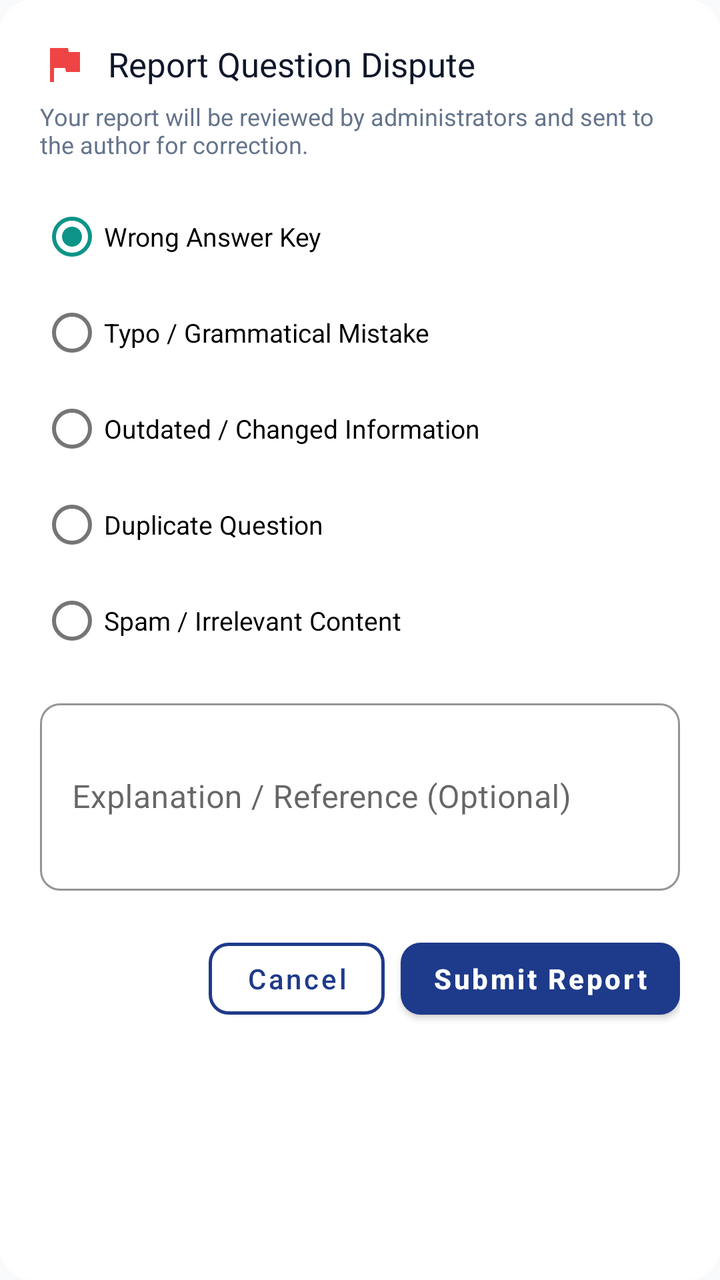
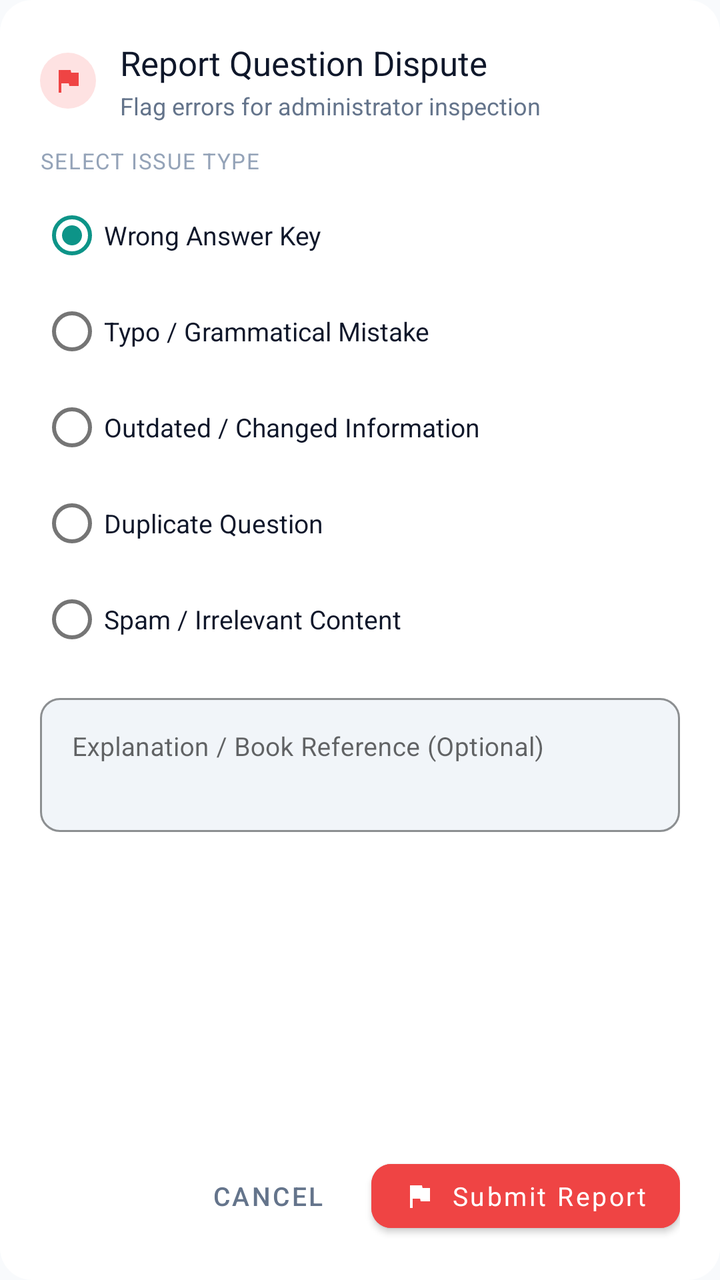

Compare the two renders of this Android layout. The source of the first and the diff that turns it into the second are given below.
<!-- AndroidManifest.xml: application theme Theme.GovtExamPrep -->
<!-- res/layout/dialog_report_question.xml -->
<?xml version="1.0" encoding="utf-8"?>
<LinearLayout xmlns:android="http://schemas.android.com/apk/res/android"
    xmlns:app="http://schemas.android.com/apk/res-auto"
    android:layout_width="match_parent"
    android:layout_height="wrap_content"
    android:background="@drawable/bg_dialog_rounded"
    android:orientation="vertical"
    android:padding="20dp">

    
    <LinearLayout
        android:layout_width="match_parent"
        android:layout_height="wrap_content"
        android:gravity="center_vertical"
        android:orientation="horizontal">

        <ImageView
            android:layout_width="24dp"
            android:layout_height="24dp"
            android:contentDescription="Report"
            app:srcCompat="@drawable/ic_flag"
            app:tint="@color/error" />

        <TextView
            android:layout_width="wrap_content"
            android:layout_height="wrap_content"
            android:layout_marginStart="10dp"
            android:fontFamily="sans-serif-bold"
            android:text="Report Question Dispute"
            android:textColor="@color/text_primary"
            android:textSize="17sp" />
    </LinearLayout>

    <TextView
        android:layout_width="wrap_content"
        android:layout_height="wrap_content"
        android:layout_marginTop="6dp"
        android:text="Your report will be reviewed by administrators and sent to the author for correction."
        android:textColor="@color/text_secondary"
        android:textSize="12sp" />

    
    <RadioGroup
        android:id="@+id/rgReportReasons"
        android:layout_width="match_parent"
        android:layout_height="wrap_content"
        android:layout_marginTop="14dp">

        <RadioButton
            android:id="@+id/rbWrongKey"
            android:layout_width="match_parent"
            android:layout_height="wrap_content"
            android:checked="true"
            android:text="Wrong Answer Key"
            android:textSize="13sp" />

        <RadioButton
            android:id="@+id/rbTypo"
            android:layout_width="match_parent"
            android:layout_height="wrap_content"
            android:text="Typo / Grammatical Mistake"
            android:textSize="13sp" />

        <RadioButton
            android:id="@+id/rbOutdated"
            android:layout_width="match_parent"
            android:layout_height="wrap_content"
            android:text="Outdated / Changed Information"
            android:textSize="13sp" />

        <RadioButton
            android:id="@+id/rbDuplicate"
            android:layout_width="match_parent"
            android:layout_height="wrap_content"
            android:text="Duplicate Question"
            android:textSize="13sp" />

        <RadioButton
            android:id="@+id/rbSpam"
            android:layout_width="match_parent"
            android:layout_height="wrap_content"
            android:text="Spam / Irrelevant Content"
            android:textSize="13sp" />
    </RadioGroup>

    
    <com.google.android.material.textfield.TextInputLayout
        style="@style/Widget.GovtExam.TextInputLayout"
        android:layout_width="match_parent"
        android:layout_height="wrap_content"
        android:layout_marginTop="12dp"
        android:hint="Explanation / Reference (Optional)">

        <com.google.android.material.textfield.TextInputEditText
            android:id="@+id/etReportNote"
            android:layout_width="match_parent"
            android:layout_height="wrap_content"
            android:inputType="textMultiLine"
            android:lines="3" />
    </com.google.android.material.textfield.TextInputLayout>

    
    <LinearLayout
        android:layout_width="match_parent"
        android:layout_height="wrap_content"
        android:layout_marginTop="20dp"
        android:gravity="end"
        android:orientation="horizontal">

        <Button
            android:id="@+id/btnCancelReport"
            style="@style/Widget.GovtExam.Button.Outlined"
            android:layout_width="wrap_content"
            android:layout_height="wrap_content"
            android:layout_marginEnd="8dp"
            android:text="@string/cancel" />

        <Button
            android:id="@+id/btnSubmitReport"
            style="@style/Widget.GovtExam.Button.Primary"
            android:layout_width="wrap_content"
            android:layout_height="wrap_content"
            android:text="Submit Report" />
    </LinearLayout>

</LinearLayout>
<!-- resources referenced by this layout -->
<resources>
  <color name="error">#EF4444</color>
  <color name="text_primary">#0F172A</color>
  <color name="text_secondary">#64748B</color>
  <!-- drawable bg_dialog_rounded (drawable) -->
  <?xml version="1.0" encoding="utf-8"?>
  <shape xmlns:android="http://schemas.android.com/apk/res/android"
      android:shape="rectangle">
      <solid android:color="@color/surface" />
      <corners android:radius="@dimen/corner_radius_lg" />
  </shape>
  <!-- drawable ic_flag (drawable) -->
  <vector xmlns:android="http://schemas.android.com/apk/res/android"
      android:width="24dp"
      android:height="24dp"
      android:viewportWidth="24"
      android:viewportHeight="24">
      <path
          android:fillColor="#EF4444"
          android:pathData="M14.4,6L14,4H5v17h2v-7h5.6l0.4,2h7V6z" />
  </vector>
  <string name="cancel">Cancel</string>
  <style name="Widget.GovtExam.Button.Outlined" parent="Widget.MaterialComponents.Button.OutlinedButton">
          <item name="android:textColor">@color/primary</item>
          <item name="strokeColor">@color/primary</item>
          <item name="strokeWidth">1.5dp</item>
          <item name="cornerRadius">@dimen/corner_radius_md</item>
          <item name="android:textAllCaps">false</item>
          <item name="android:minHeight">48dp</item>
      </style>
  <style name="Widget.GovtExam.Button.Primary" parent="Widget.MaterialComponents.Button">
          <item name="backgroundTint">@color/primary</item>
          <item name="android:textColor">@color/text_white</item>
          <item name="cornerRadius">@dimen/corner_radius_md</item>
          <item name="android:textAllCaps">false</item>
          <item name="android:textStyle">bold</item>
          <item name="android:minHeight">48dp</item>
      </style>
  <style name="Widget.GovtExam.TextInputLayout" parent="Widget.MaterialComponents.TextInputLayout.OutlinedBox">
          <item name="boxStrokeColor">@color/primary</item>
          <item name="boxCornerRadiusTopStart">@dimen/corner_radius_md</item>
          <item name="boxCornerRadiusTopEnd">@dimen/corner_radius_md</item>
          <item name="boxCornerRadiusBottomStart">@dimen/corner_radius_md</item>
          <item name="boxCornerRadiusBottomEnd">@dimen/corner_radius_md</item>
      </style>
  <style name="Theme.GovtExamPrep" parent="Theme.MaterialComponents.DayNight.NoActionBar">
          
          <item name="colorPrimary">@color/primary</item>
          <item name="colorPrimaryVariant">@color/primary_variant</item>
          <item name="colorOnPrimary">@color/text_white</item>
          
          <item name="colorSecondary">@color/secondary</item>
          <item name="colorSecondaryVariant">@color/secondary_variant</item>
          <item name="colorOnSecondary">@color/text_white</item>
          
          <item name="android:statusBarColor">?attr/colorPrimaryVariant</item>
          <item name="android:windowBackground">@color/background</item>
  
          
          <item name="textInputStyle">@style/Widget.GovtExam.TextInputLayout</item>
      </style>
  <color name="surface">#FFFFFF</color>
  <dimen name="corner_radius_lg">16dp</dimen>
  <color name="primary">#1E3A8A</color>
  <dimen name="corner_radius_md">10dp</dimen>
  <color name="text_white">#FFFFFF</color>
  <color name="primary_variant">#172554</color>
  <color name="secondary">#0D9488</color>
  <color name="secondary_variant">#0F766E</color>
  <color name="background">#F8FAFC</color>
</resources>

<!-- the commit's change to res/layout/dialog_report_question.xml (unified diff, before → after) -->
@@ -4,6 +4,7 @@
     android:layout_width="match_parent"
     android:layout_height="wrap_content"
     android:background="@drawable/bg_dialog_rounded"
+    android:backgroundTint="@color/surface"
     android:orientation="vertical"
     android:padding="20dp">
 
@@ -15,112 +16,175 @@
         android:orientation="horizontal">
 
         <ImageView
-            android:layout_width="24dp"
-            android:layout_height="24dp"
+            android:layout_width="28dp"
+            android:layout_height="28dp"
+            android:background="@drawable/bg_dialog_rounded"
+            android:backgroundTint="#FEE2E2"
             android:contentDescription="Report"
+            android:padding="6dp"
             app:srcCompat="@drawable/ic_flag"
             app:tint="@color/error" />
 
-        <TextView
-            android:layout_width="wrap_content"
+        <LinearLayout
+            android:layout_width="0dp"
             android:layout_height="wrap_content"
-            android:layout_marginStart="10dp"
-            android:fontFamily="sans-serif-bold"
-            android:text="Report Question Dispute"
-            android:textColor="@color/text_primary"
-            android:textSize="17sp" />
+            android:layout_marginStart="12dp"
+            android:layout_weight="1"
+            android:orientation="vertical">
+
+            <TextView
+                android:layout_width="wrap_content"
+                android:layout_height="wrap_content"
+                android:fontFamily="sans-serif-bold"
+                android:text="Report Question Dispute"
+                android:textColor="@color/text_primary"
+                android:textSize="17sp" />
+
+            <TextView
+                android:layout_width="wrap_content"
+                android:layout_height="wrap_content"
+                android:layout_marginTop="2dp"
+                android:text="Flag errors for administrator inspection"
+                android:textColor="@color/text_secondary"
+                android:textSize="12sp" />
+        </LinearLayout>
     </LinearLayout>
 
-    <TextView
-        android:layout_width="wrap_content"
-        android:layout_height="wrap_content"
-        android:layout_marginTop="6dp"
-        android:text="Your report will be reviewed by administrators and sent to the author for correction."
-        android:textColor="@color/text_secondary"
-        android:textSize="12sp" />
+    
+    <androidx.core.widget.NestedScrollView
+        android:layout_width="match_parent"
+        android:layout_height="0dp"
+        android:layout_marginTop="12dp"
+        android:layout_weight="1"
+        android:maxHeight="320dp"
+        android:overScrollMode="never"
+        android:scrollbars="vertical">
 
-    
-    <RadioGroup
-        android:id="@+id/rgReportReasons"
-        android:layout_width="match_parent"
-        android:layout_height="wrap_content"
-        android:layout_marginTop="14dp">
-
-        <RadioButton
-            android:id="@+id/rbWrongKey"
+        <LinearLayout
             android:layout_width="match_parent"
             android:layout_height="wrap_content"
-            android:checked="true"
-            android:text="Wrong Answer Key"
-            android:textSize="13sp" />
+            android:orientation="vertical">
 
-        <RadioButton
-            android:id="@+id/rbTypo"
-            android:layout_width="match_parent"
-            android:layout_height="wrap_content"
-            android:text="Typo / Grammatical Mistake"
-            android:textSize="13sp" />
+            <TextView
+                android:layout_width="wrap_content"
+                android:layout_height="wrap_content"
+                android:fontFamily="sans-serif-bold"
+                android:letterSpacing="0.05"
+                android:text="SELECT ISSUE TYPE"
+                android:textColor="@color/text_muted"
+                android:textSize="11sp" />
 
-        <RadioButton
-            android:id="@+id/rbOutdated"
-            android:layout_width="match_parent"
-            android:layout_height="wrap_content"
-            android:text="Outdated / Changed Information"
-            android:textSize="13sp" />
+            
+            <RadioGroup
+                android:id="@+id/rgReportReasons"
+                android:layout_width="match_parent"
+                android:layout_height="wrap_content"
+                android:layout_marginTop="6dp">
 
-        <RadioButton
-            android:id="@+id/rbDuplicate"
-            android:layout_width="match_parent"
-            android:layout_height="wrap_content"
-            android:text="Duplicate Question"
-            android:textSize="13sp" />
+                <RadioButton
+                    android:id="@+id/rbWrongKey"
+                    android:layout_width="match_parent"
+                    android:layout_height="wrap_content"
+                    android:checked="true"
+                    android:text="Wrong Answer Key"
+                    android:textColor="@color/text_primary"
+                    android:textSize="13sp" />
 
-        <RadioButton
-            android:id="@+id/rbSpam"
-            android:layout_width="match_parent"
-            android:layout_height="wrap_content"
-            android:text="Spam / Irrelevant Content"
-            android:textSize="13sp" />
-    </RadioGroup>
+                <RadioButton
+                    android:id="@+id/rbTypo"
+                    android:layout_width="match_parent"
+                    android:layout_height="wrap_content"
+                    android:text="Typo / Grammatical Mistake"
+                    android:textColor="@color/text_primary"
+                    android:textSize="13sp" />
 
-    
-    <com.google.android.material.textfield.TextInputLayout
-        style="@style/Widget.GovtExam.TextInputLayout"
-        android:layout_width="match_parent"
-        android:layout_height="wrap_content"
-        android:layout_marginTop="12dp"
-        android:hint="Explanation / Reference (Optional)">
+                <RadioButton
+                    android:id="@+id/rbOutdated"
+                    android:layout_width="match_parent"
+                    android:layout_height="wrap_content"
+                    android:text="Outdated / Changed Information"
+                    android:textColor="@color/text_primary"
+                    android:textSize="13sp" />
 
-        <com.google.android.material.textfield.TextInputEditText
-            android:id="@+id/etReportNote"
-            android:layout_width="match_parent"
-            android:layout_height="wrap_content"
-            android:inputType="textMultiLine"
-            android:lines="3" />
-    </com.google.android.material.textfield.TextInputLayout>
+                <RadioButton
+                    android:id="@+id/rbDuplicate"
+                    android:layout_width="match_parent"
+                    android:layout_height="wrap_content"
+                    android:text="Duplicate Question"
+                    android:textColor="@color/text_primary"
+                    android:textSize="13sp" />
+
+                <RadioButton
+                    android:id="@+id/rbSpam"
+                    android:layout_width="match_parent"
+                    android:layout_height="wrap_content"
+                    android:text="Spam / Irrelevant Content"
+                    android:textColor="@color/text_primary"
+                    android:textSize="13sp" />
+            </RadioGroup>
+
+            
+            <com.google.android.material.textfield.TextInputLayout
+                android:layout_width="match_parent"
+                android:layout_height="wrap_content"
+                android:layout_marginTop="10dp"
+                app:boxBackgroundColor="@color/surface_variant"
+                app:boxCornerRadiusBottomEnd="10dp"
+                app:boxCornerRadiusBottomStart="10dp"
+                app:boxCornerRadiusTopEnd="10dp"
+                app:boxCornerRadiusTopStart="10dp"
+                app:boxStrokeColor="@color/primary"
+                app:boxStrokeWidth="1dp"
+                app:hintEnabled="true">
+
+                <com.google.android.material.textfield.TextInputEditText
+                    android:id="@+id/etReportNote"
+                    android:layout_width="match_parent"
+                    android:layout_height="wrap_content"
+                    android:fontFamily="sans-serif"
+                    android:gravity="top|start"
+                    android:hint="Explanation / Book Reference (Optional)"
+                    android:inputType="textMultiLine"
+                    android:lines="2"
+                    android:maxLines="4"
+                    android:textColor="@color/text_primary"
+                    android:textSize="13sp" />
+            </com.google.android.material.textfield.TextInputLayout>
+        </LinearLayout>
+    </androidx.core.widget.NestedScrollView>
 
     
     <LinearLayout
         android:layout_width="match_parent"
         android:layout_height="wrap_content"
-        android:layout_marginTop="20dp"
-        android:gravity="end"
+        android:layout_marginTop="16dp"
+        android:gravity="end|center_vertical"
         android:orientation="horizontal">
 
         <Button
             android:id="@+id/btnCancelReport"
-            style="@style/Widget.GovtExam.Button.Outlined"
+            style="@style/Widget.MaterialComponents.Button.TextButton"
             android:layout_width="wrap_content"
-            android:layout_height="wrap_content"
+            android:layout_height="44dp"
             android:layout_marginEnd="8dp"
-            android:text="@string/cancel" />
+            android:text="@string/cancel"
+            android:textColor="@color/text_secondary"
+            android:textSize="13sp" />
 
-        <Button
+        <com.google.android.material.button.MaterialButton
             android:id="@+id/btnSubmitReport"
-            style="@style/Widget.GovtExam.Button.Primary"
             android:layout_width="wrap_content"
-            android:layout_height="wrap_content"
-            android:text="Submit Report" />
+            android:layout_height="44dp"
+            android:backgroundTint="@color/error"
+            android:fontFamily="sans-serif-bold"
+            android:text="Submit Report"
+            android:textAllCaps="false"
+            android:textColor="@color/text_white"
+            android:textSize="13sp"
+            app:cornerRadius="10dp"
+            app:icon="@drawable/ic_flag"
+            app:iconSize="16dp"
+            app:iconTint="@color/text_white" />
     </LinearLayout>
 
 </LinearLayout>
<!-- resource entries referenced after the edit -->
@@ -21,22 +21,6 @@
           android:pathData="M14.4,6L14,4H5v17h2v-7h5.6l0.4,2h7V6z" />
   </vector>
   <string name="cancel">Cancel</string>
-  <style name="Widget.GovtExam.Button.Outlined" parent="Widget.MaterialComponents.Button.OutlinedButton">
-          <item name="android:textColor">@color/primary</item>
-          <item name="strokeColor">@color/primary</item>
-          <item name="strokeWidth">1.5dp</item>
-          <item name="cornerRadius">@dimen/corner_radius_md</item>
-          <item name="android:textAllCaps">false</item>
-          <item name="android:minHeight">48dp</item>
-      </style>
-  <style name="Widget.GovtExam.Button.Primary" parent="Widget.MaterialComponents.Button">
-          <item name="backgroundTint">@color/primary</item>
-          <item name="android:textColor">@color/text_white</item>
-          <item name="cornerRadius">@dimen/corner_radius_md</item>
-          <item name="android:textAllCaps">false</item>
-          <item name="android:textStyle">bold</item>
-          <item name="android:minHeight">48dp</item>
-      </style>
   <style name="Widget.GovtExam.TextInputLayout" parent="Widget.MaterialComponents.TextInputLayout.OutlinedBox">
           <item name="boxStrokeColor">@color/primary</item>
           <item name="boxCornerRadiusTopStart">@dimen/corner_radius_md</item>
@@ -61,6 +45,8 @@
           <item name="textInputStyle">@style/Widget.GovtExam.TextInputLayout</item>
       </style>
   <color name="surface">#FFFFFF</color>
+  <color name="surface_variant">#F1F5F9</color>
+  <color name="text_muted">#94A3B8</color>
   <dimen name="corner_radius_lg">16dp</dimen>
   <color name="primary">#1E3A8A</color>
   <dimen name="corner_radius_md">10dp</dimen>
